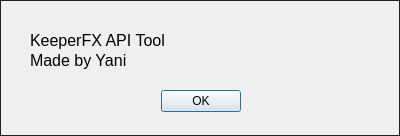
Above: about_dialog.ui from yani/KfxApiTool before the change. Below: the same form after it.
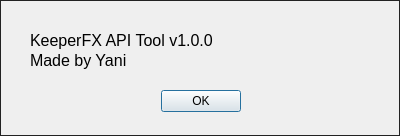
That is the form after the change.

What changed in the file:
```diff
--- a/about_dialog.ui
+++ b/about_dialog.ui
@@ -94,7 +94,7 @@
     </font>
    </property>
    <property name="text">
-    <string>KeeperFX API Tool</string>
+    <string>KeeperFX API Tool v1.0.0</string>
    </property>
    <property name="alignment">
     <set>Qt::AlignLeading|Qt::AlignLeft|Qt::AlignVCenter</set>
```
